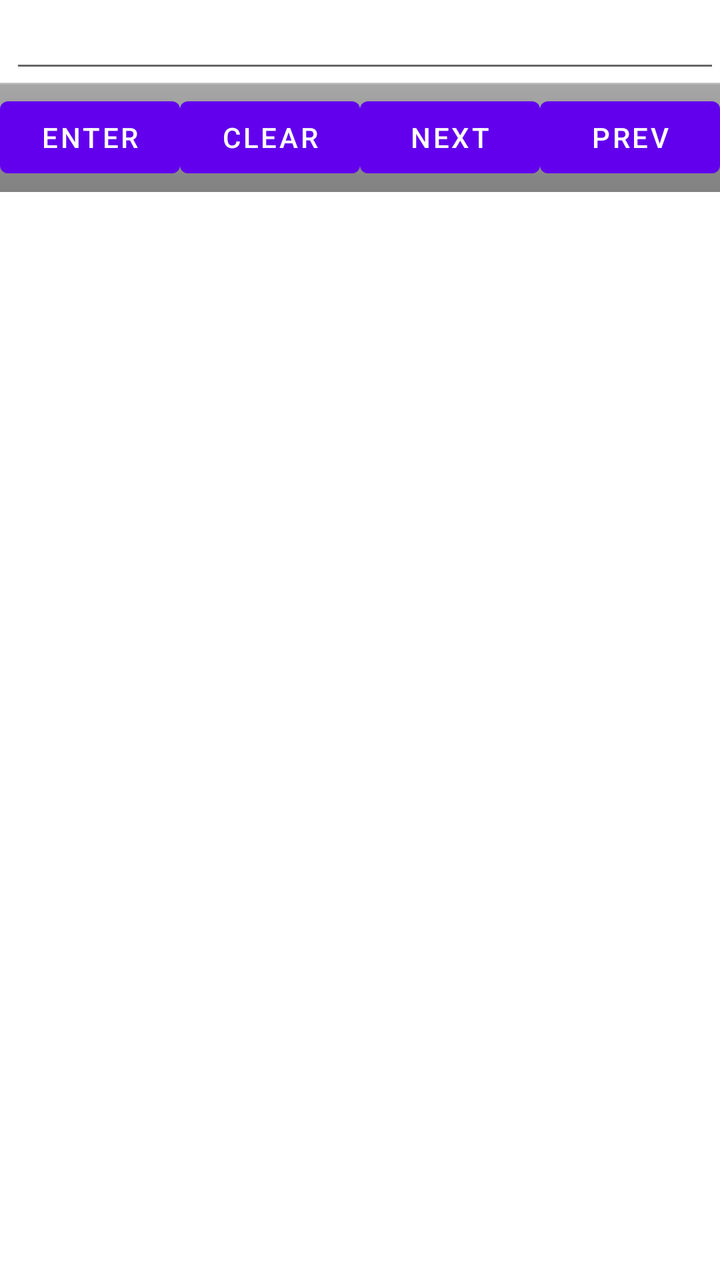
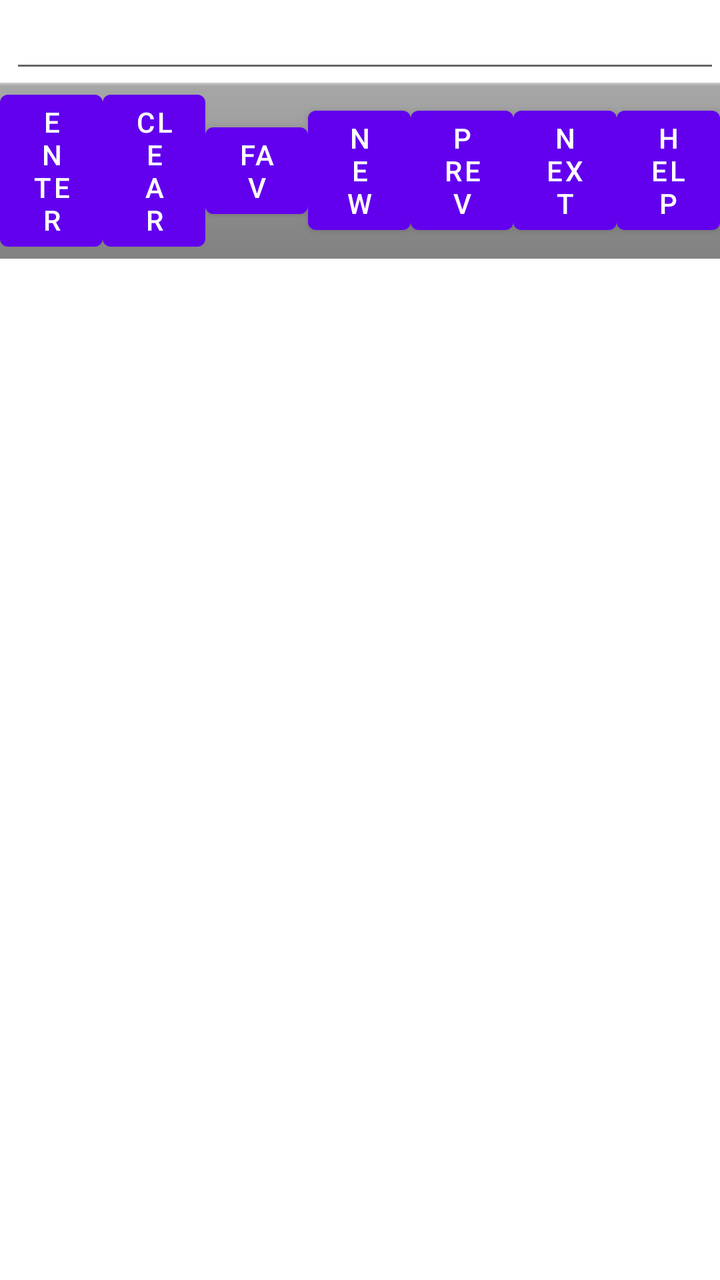

Two renders of the same Android screen: before a commit and after it. Below are the layout's source before the change and the commit's diff.
<!-- AndroidManifest.xml: fallback theme Theme.MaterialComponents.DayNight.NoActionBar -->
<!-- res/layout/main.xml -->
<?xml version="1.0" encoding="utf-8"?>
<ScrollView 
    xmlns:android="http://schemas.android.com/apk/res/android"
    android:id="@+id/scrollViewMain"
    android:layout_width="fill_parent"
    android:layout_height="fill_parent"
    android:fillViewport="true">
  <LinearLayout 
      xmlns:android="http://schemas.android.com/apk/res/android"
      android:id="@+id/paridroidInput"
      android:orientation="vertical"
      android:layout_width="fill_parent"
      android:layout_height="fill_parent" >
    <AutoCompleteTextView 
	android:id="@+id/inputText"
	android:layout_width="fill_parent"
	android:layout_height="wrap_content"
	android:scrollbars="vertical"
	android:layout_marginLeft="5dp">
    </AutoCompleteTextView>
    <LinearLayout 
	android:layout_width="fill_parent"
	android:layout_height="wrap_content"
	android:background="@android:drawable/bottom_bar"
	android:gravity="center_vertical">
      <Button 
	  android:id="@+id/enterButton"
	  android:layout_width="0dip"
	  android:layout_height="wrap_content"
	  android:layout_weight="1.0"
	  android:text="Enter"/>
      <Button
	  android:id="@+id/clearButton"
	  android:layout_width="0dip"
	  android:layout_height="wrap_content"
	  android:layout_weight="1.0"
	  android:text="Clear"/>
      <Button 
	  android:id="@+id/nextButton"
	  android:layout_width="0dip"
	  android:layout_height="wrap_content"
	  android:layout_weight="1.0"
	  android:text="Next"/>
      <Button
	  android:id="@+id/prevButton"
	  android:layout_width="0dip"
	  android:layout_height="wrap_content"
	  android:layout_weight="1.0"
	  android:text="Prev"/>
    </LinearLayout>
    <ListView
	android:id="@+id/historyList"
	android:layout_width="fill_parent"
	android:layout_height="fill_parent"/>
  </LinearLayout>
</ScrollView>
<!-- resources referenced by this layout -->
<resources>

</resources>

<!-- the commit's change to res/layout/main.xml (unified diff, before → after) -->
@@ -36,17 +36,35 @@
 	  android:layout_weight="1.0"
 	  android:text="Clear"/>
       <Button 
-	  android:id="@+id/nextButton"
+	  android:id="@+id/favButton"
 	  android:layout_width="0dip"
 	  android:layout_height="wrap_content"
 	  android:layout_weight="1.0"
-	  android:text="Next"/>
+	  android:text="Fav"/>
+      <Button 
+	  android:id="@+id/objButton"
+	  android:layout_width="0dip"
+	  android:layout_height="wrap_content"
+	  android:layout_weight="1.0"
+	  android:text="New"/>
       <Button
 	  android:id="@+id/prevButton"
 	  android:layout_width="0dip"
 	  android:layout_height="wrap_content"
 	  android:layout_weight="1.0"
 	  android:text="Prev"/>
+      <Button 
+	  android:id="@+id/nextButton"
+	  android:layout_width="0dip"
+	  android:layout_height="wrap_content"
+	  android:layout_weight="1.0"
+	  android:text="Next"/>
+      <Button 
+	  android:id="@+id/helpButton"
+	  android:layout_width="0dip"
+	  android:layout_height="wrap_content"
+	  android:layout_weight="1.0"
+	  android:text="Help"/>
     </LinearLayout>
     <ListView
 	android:id="@+id/historyList"
